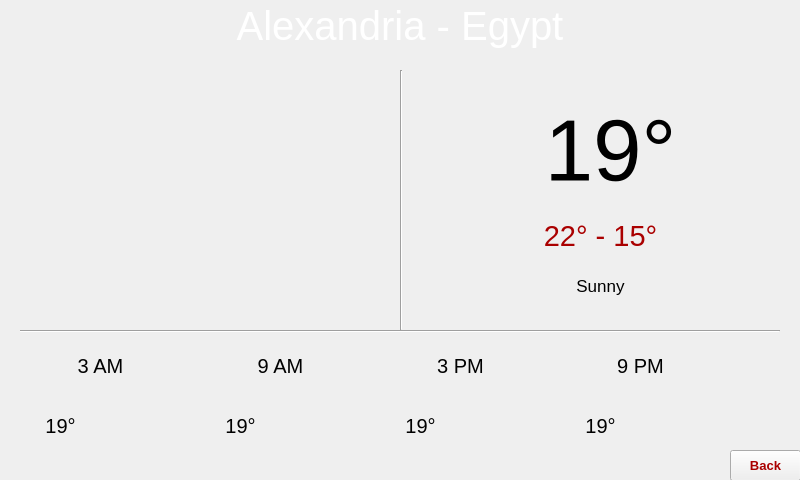
This is RPI/GUI/UI/Weather.ui in YehiaEhab16/FOTA_Graduation-Project-2022 as Qt 5 draws it before an edit. The edited form follows.
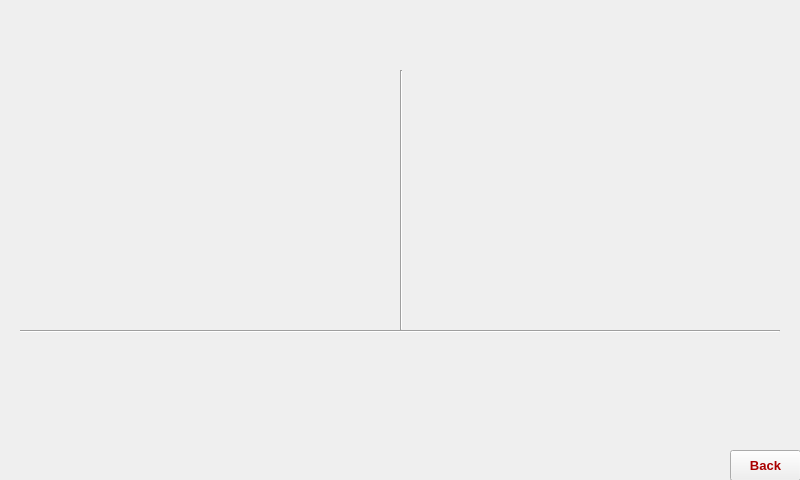
This is the edited form. Icons and pictures are not drawn.

Commit message: Changed initialization level of Weather.py in main.py, Removed all hard-coded label texts from Weather.ui & Set those labels in Weather.py

Diff of the .ui file:
```diff
--- a/RPI/GUI/UI/Weather.ui
+++ b/RPI/GUI/UI/Weather.ui
@@ -1269,6 +1269,7 @@
    <property name="font">
     <font>
      <pointsize>10</pointsize>
+     <weight>75</weight>
      <bold>true</bold>
     </font>
    </property>
@@ -1304,9 +1305,6 @@
    <property name="text">
     <string/>
    </property>
-   <property name="pixmap">
-    <pixmap>../Images/weatherLogo.png</pixmap>
-   </property>
    <property name="scaledContents">
     <bool>true</bool>
    </property>
@@ -1339,7 +1337,7 @@
     </font>
    </property>
    <property name="text">
-    <string>19°</string>
+    <string/>
    </property>
    <property name="scaledContents">
     <bool>true</bool>
@@ -1363,7 +1361,7 @@
     </font>
    </property>
    <property name="text">
-    <string>Sunny</string>
+    <string/>
    </property>
    <property name="scaledContents">
     <bool>true</bool>
@@ -1390,7 +1388,7 @@
     <string notr="true">color: rgb(170, 0, 0);</string>
    </property>
    <property name="text">
-    <string>22° - 15°</string>
+    <string/>
    </property>
    <property name="scaledContents">
     <bool>true</bool>
@@ -1414,7 +1412,7 @@
     </font>
    </property>
    <property name="text">
-    <string>3 AM</string>
+    <string/>
    </property>
    <property name="scaledContents">
     <bool>true</bool>
@@ -1438,7 +1436,7 @@
     </font>
    </property>
    <property name="text">
-    <string>19°</string>
+    <string/>
    </property>
    <property name="scaledContents">
     <bool>true</bool>
@@ -1459,9 +1457,6 @@
    <property name="text">
     <string/>
    </property>
-   <property name="pixmap">
-    <pixmap>../Images/weatherLogo.png</pixmap>
-   </property>
    <property name="scaledContents">
     <bool>true</bool>
    </property>
@@ -1481,7 +1476,7 @@
     </font>
    </property>
    <property name="text">
-    <string>19°</string>
+    <string/>
    </property>
    <property name="scaledContents">
     <bool>true</bool>
@@ -1502,9 +1497,6 @@
    <property name="text">
     <string/>
    </property>
-   <property name="pixmap">
-    <pixmap>../Images/weatherLogo.png</pixmap>
-   </property>
    <property name="scaledContents">
     <bool>true</bool>
    </property>
@@ -1524,7 +1516,7 @@
     </font>
    </property>
    <property name="text">
-    <string>9 AM</string>
+    <string/>
    </property>
    <property name="scaledContents">
     <bool>true</bool>
@@ -1548,7 +1540,7 @@
     </font>
    </property>
    <property name="text">
-    <string>9 PM</string>
+    <string/>
    </property>
    <property name="scaledContents">
     <bool>true</bool>
@@ -1572,7 +1564,7 @@
     </font>
    </property>
    <property name="text">
-    <string>19°</string>
+    <string/>
    </property>
    <property name="scaledContents">
     <bool>true</bool>
@@ -1593,9 +1585,6 @@
    <property name="text">
     <string/>
    </property>
-   <property name="pixmap">
-    <pixmap>../Images/weatherLogo.png</pixmap>
-   </property>
    <property name="scaledContents">
     <bool>true</bool>
    </property>
@@ -1612,9 +1601,6 @@
    <property name="text">
     <string/>
    </property>
-   <property name="pixmap">
-    <pixmap>../Images/weatherLogo.png</pixmap>
-   </property>
    <property name="scaledContents">
     <bool>true</bool>
    </property>
@@ -1634,7 +1620,7 @@
     </font>
    </property>
    <property name="text">
-    <string>19°</string>
+    <string/>
    </property>
    <property name="scaledContents">
     <bool>true</bool>
@@ -1658,7 +1644,7 @@
     </font>
    </property>
    <property name="text">
-    <string>3 PM</string>
+    <string/>
    </property>
    <property name="scaledContents">
     <bool>true</bool>
@@ -1691,7 +1677,7 @@
     <string notr="true">color:rgb(255, 255, 255)</string>
    </property>
    <property name="text">
-    <string>Alexandria - Egypt</string>
+    <string/>
    </property>
    <property name="scaledContents">
     <bool>false</bool>
```
The commit also changes 2 other files.
